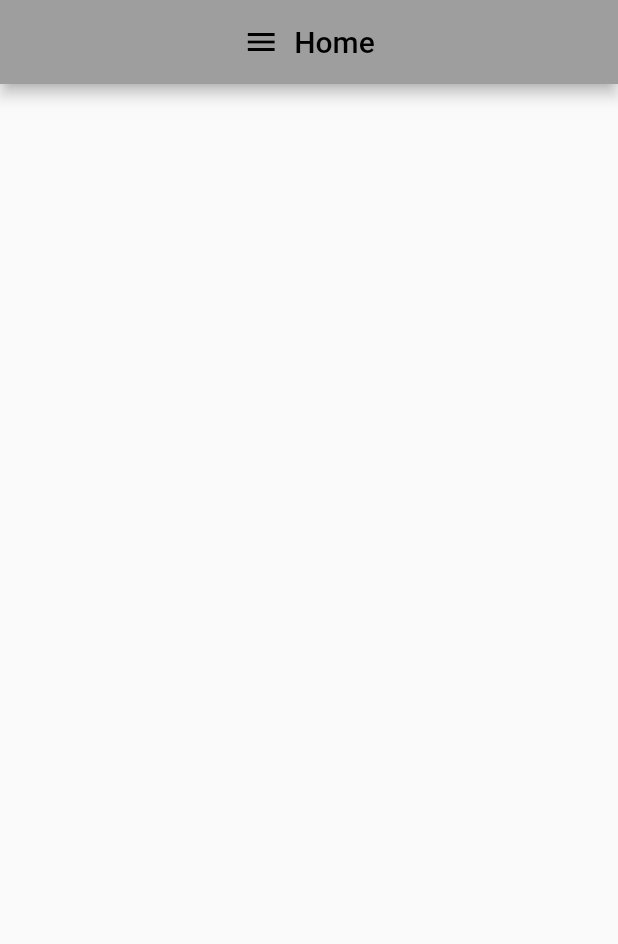
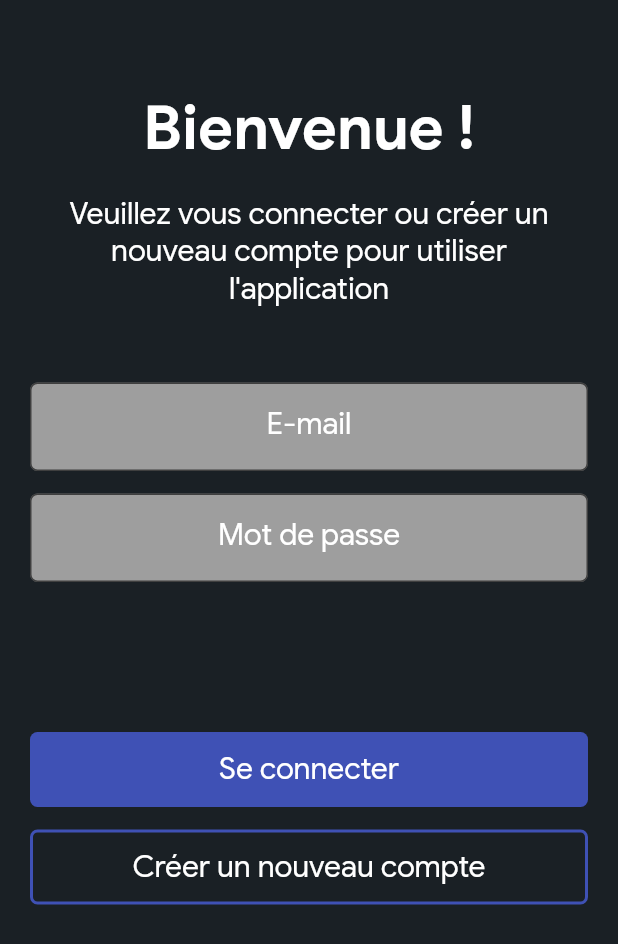
Before and after one commit to Matt-JOJO/G06_Projet_MatthieuJOLLARD_FrancoisBARBEROT_HugoDM, a Flutter app: the screen it shows after launch, on a phone screen of 412 x 824 dp. Shown: the top 944 px of the screen. Run offline on Flutter 3.47's test engine with Material 2 defaults, Android fonts, the phone set to English and light mode, and no system bars; our stand-ins replace flutter_svg; missing offline and left inert: amplify_auth_cognito, amplify_flutter.

Commit message:
UI de la page de connexion

```diff
--- a/lib/main.dart
+++ b/lib/main.dart
@@ -1,9 +1,11 @@
 import 'package:flutter/material.dart';
+import 'package:mysteamapp/views/Wishlist.dart';
 import 'package:mysteamapp/views/home.dart';
 
 // Amplify Flutter Packages
 import 'package:amplify_flutter/amplify_flutter.dart';
 import 'package:amplify_auth_cognito/amplify_auth_cognito.dart';
+import 'package:mysteamapp/views/loginView.dart';
 
 // Generated in previous step
 import 'amplifyconfiguration.dart';
@@ -24,7 +26,7 @@ class MyApp extends StatelessWidget {
         primarySwatch: Colors.grey,
         primaryColor: Colors.black12,
       ),
-      home: HomePage(),
+      home: Login(),
     );
   }
 }
--- a/lib/views/home.dart
+++ b/lib/views/home.dart
@@ -6,18 +6,20 @@ class HomePage extends StatefulWidget {
 }
 
 class _HomePageState extends State<HomePage> {
-
   @override
- Widget build(BuildContext context){
+  Widget build(BuildContext context) {
     return Scaffold(
       appBar: AppBar(
-        title:Row(
-          mainAxisAlignment: MainAxisAlignment.center,
+        title: Row(
           children: [
-          Icon(Icons.menu),
-          SizedBox(width: 10,),
-          Text('Home')
-        ],) ,
+            Icon(Icons.menu),
+            SizedBox(
+              width: 10,
+            ),
+            Text('Home')
+          ],
+        ),
+        centerTitle: false,
       ),
     );
   }
--- a/lib/views/loginView.dart
+++ b/lib/views/loginView.dart
@@ -3,31 +3,158 @@ import 'package:amplify_auth_cognito/amplify_auth_cognito.dart';
 import 'package:flutter/material.dart';
 
 import '../amplifyconfiguration.dart';
-/*
+
 class Login extends StatefulWidget {
   @override
   State<Login> createState() => _LoginState();
 }
 
 class _LoginState extends State<Login> {
+  // final _loginField
+
   @override
   Widget build(BuildContext context) {
     return Scaffold(
-      appBar: AppBar(
-        title: Row(
-          mainAxisAlignment: MainAxisAlignment.center,
-          children: [
-            Icon(Icons.menu),
-            SizedBox(
-              width: 10,
-            ),
-            Text('Sign out')
-          ],
+      backgroundColor: Color(0xFF1A2025),
+      body: SingleChildScrollView(
+        child: Padding(
+          padding: EdgeInsets.symmetric(horizontal: 20, vertical: 60),
+          child: Form(
+              child: Column(
+            crossAxisAlignment: CrossAxisAlignment.center,
+            mainAxisAlignment: MainAxisAlignment.center,
+            children: [
+              Text(
+                "Bienvenue !",
+                style: TextStyle(
+                  fontSize: 40,
+                  fontFamily: 'GoogleSans',
+                  fontWeight: FontWeight.bold,
+                  color: Colors.white,
+                ),
+              ),
+              SizedBox(
+                height: 20,
+              ),
+              Text(
+                "Veuillez vous connecter ou créer un nouveau compte pour utiliser l'application",
+                textAlign: TextAlign.center,
+                style: TextStyle(
+                  fontSize: 20,
+                  fontFamily: 'GoogleSans',
+                  color: Colors.white,
+                ),
+              ),
+              SizedBox(
+                height: 50,
+              ),
+              TextFormField(
+                textAlignVertical: TextAlignVertical.center,
+                keyboardType: TextInputType.emailAddress,
+                // controller: field,
+                decoration: InputDecoration(
+                  fillColor: Colors.grey,
+                  filled: true,
+                  label: const Center(
+                    child: Text(
+                      "E-mail",
+                      textAlign: TextAlign.center,
+                      style: TextStyle(
+                        fontSize: 20,
+                        fontFamily: 'GoogleSans',
+                        color: Colors.white,
+                      ),
+                    ),
+                  ),
+                  border: OutlineInputBorder(
+                      borderRadius: BorderRadius.all(Radius.circular(5))),
+                ),
+              ),
+              SizedBox(
+                height: 15,
+              ),
+              TextFormField(
+                textAlignVertical: TextAlignVertical.center,
+                keyboardType: TextInputType.visiblePassword,
+
+                // controller: field,
+                decoration: InputDecoration(
+                  fillColor: Colors.grey,
+                  filled: true,
+                  label: const Center(
+                    child: Text(
+                      "Mot de passe",
+                      textAlign: TextAlign.center,
+                      style: TextStyle(
+                        fontSize: 20,
+                        fontFamily: 'GoogleSans',
+                        color: Colors.white,
+                      ),
+                    ),
+                  ),
+                  border: OutlineInputBorder(
+                      borderRadius: BorderRadius.circular(5)),
+                ),
+              ),
+              SizedBox(
+                height: 100,
+              ),
+              InkWell(
+                onTap: () {},
+                child: Container(
+                  height: 50,
+                  decoration: BoxDecoration(
+                    color: Colors.indigo,
+                    borderRadius: BorderRadius.circular(5),
+                  ),
+                  child: Center(
+                    child: Text(
+                      "Se connecter",
+                      style: TextStyle(
+                          fontSize: 20,
+                          color: Colors.white,
+                          fontFamily: 'GoogleSans',
+                          fontWeight: FontWeight.normal),
+                    ),
+                  ),
+                ),
+              ),
+              SizedBox(
+                height: 15,
+              ),
+              InkWell(
+                onTap: () {},
+                hoverColor: Colors.indigo,
+                child: Container(
+                  height: 50,
+
+                  decoration: BoxDecoration(
+                    borderRadius: BorderRadius.circular(5),
+                    border: Border.all(
+                      color: Colors.indigo,
+                      width: 2,
+                    )
+                  ),
+                  child: Center(
+                    child: Text(
+                      "Créer un nouveau compte",
+                      style: TextStyle(
+                          fontSize: 20,
+                          color: Colors.white,
+                          fontFamily: 'GoogleSans',
+                          fontWeight: FontWeight.normal),
+                    ),
+                  ),
+                ),
+              ),
+
+            ],
+          )),
         ),
       ),
     );
   }
-
+/*
   // Create a boolean for checking the sign in status
   bool isSignedIn = false;
 
@@ -44,6 +171,5 @@ class _LoginState extends State<Login> {
     } on AuthException catch (e) {
       safePrint(e.message);
     }
-  }
+  }*/
 }
-*/
--- a/lib/views/widgets/signOut.dart
+++ b/lib/views/widgets/signOut.dart
@@ -5,6 +5,8 @@ import 'package:flutter/material.dart';
 import '../../amplifyconfiguration.dart';
 
 class SignOut extends StatefulWidget {
+  const SignOut({super.key});
+
   @override
   State<SignOut> createState() => _SignOutState();
 }
```
